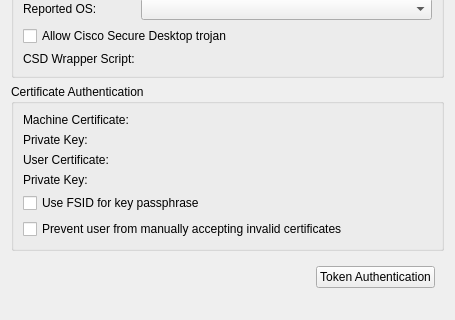
First picture: the form in src/desktop/kde/plasma-nm/vpn/openconnect/openconnectprop.ui, repository HungLo2020/MattOS, before the edit; both pictures show x 0 to 455 and y 202 to 522 of the 455 by 634 pixel window.
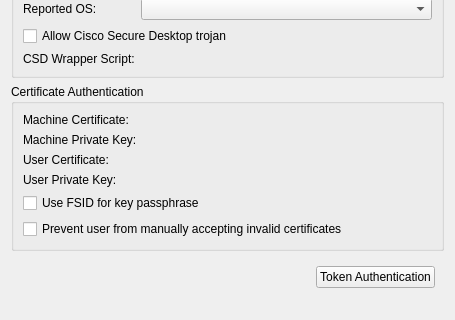
Second picture: the form after the edit. Custom widgets are drawn as their Qt base class.

Diff of the .ui file:
```diff
--- a/src/desktop/kde/plasma-nm/vpn/openconnect/openconnectprop.ui
+++ b/src/desktop/kde/plasma-nm/vpn/openconnect/openconnectprop.ui
@@ -258,7 +258,7 @@
       <item row="1" column="0">
        <widget class="QLabel" name="leMcaPrivateKeyLabel">
         <property name="text">
-         <string>Private Key:</string>
+         <string>Machine Private Key:</string>
         </property>
         <property name="buddy">
          <cstring>leMcaPrivateKey</cstring>
@@ -296,7 +296,7 @@
       <item row="3" column="0">
        <widget class="QLabel" name="label_6">
         <property name="text">
-         <string>Private Key:</string>
+         <string>User Private Key:</string>
         </property>
         <property name="buddy">
          <cstring>leUserPrivateKey</cstring>
```
